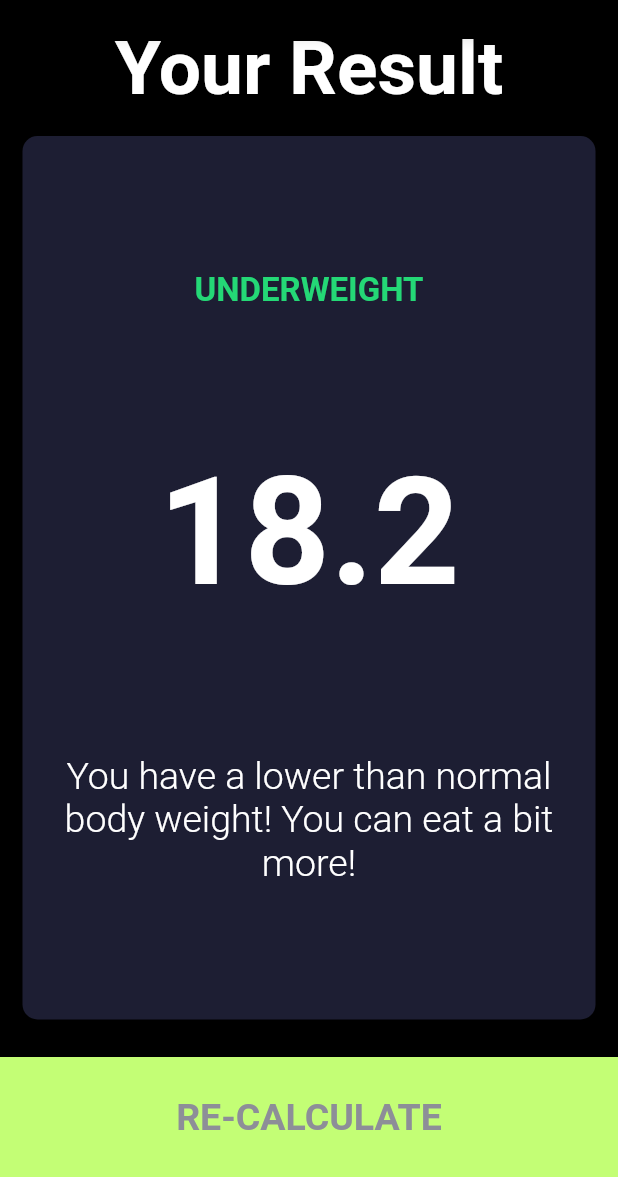
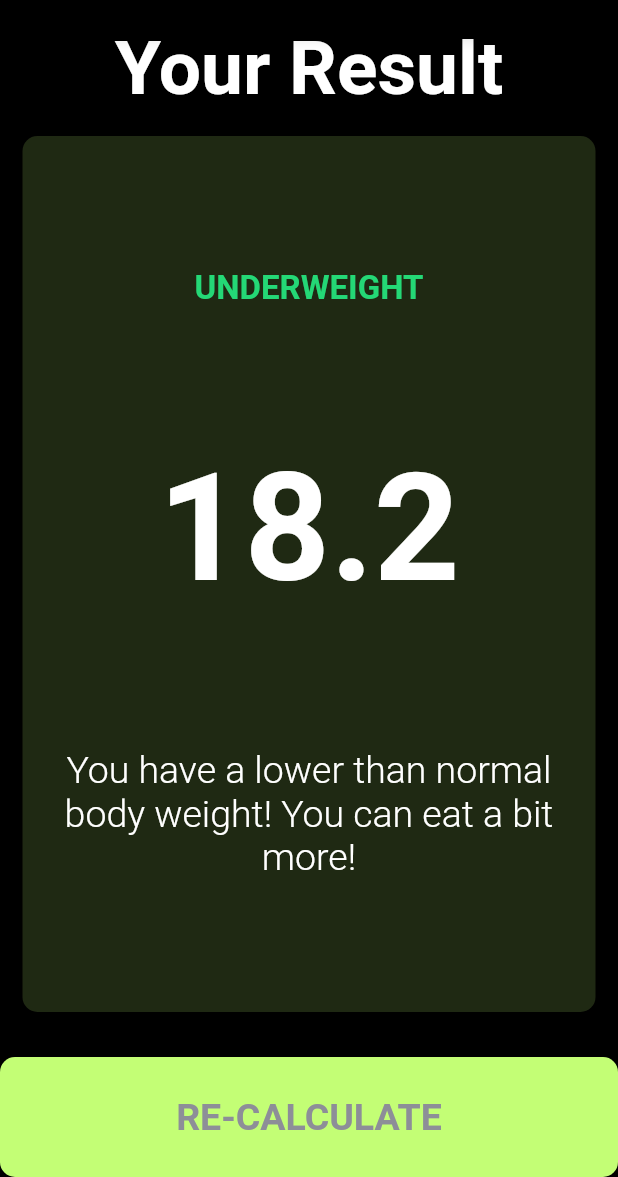
Before and after one commit to jvalsesia/bmi_calculator, a Flutter app: the screen it shows after launch, after a tap on "CALCULATE", on a phone screen of 412 x 824 dp, the part 59-1236 px from its top. Run offline on Flutter 3.47's test engine with Material 2 defaults, Android fonts, the phone set to English and light mode, and no system bars; our stand-ins replace font_awesome_flutter.

Commit message:
Fixing layout in iPhone7 and new colors.

```diff
--- a/lib/constants.dart
+++ b/lib/constants.dart
@@ -7,7 +7,7 @@ const kBottomContainerHeight = 80.0;
 // 0xFFC3FE75
 // 0xFF8D8D90
 const Color kAppBackgroundColor = Color(0xFF000000);
-const Color kActiveCardColor = Color(0xFF1D1E33);
+const Color kActiveCardColor = Color(0x29C3FE75);
 const Color kInactiveCardColor = Color(0xFF111328);
 const Color kBottomContainerColor = Color(0xFFC3FE75);
 const Color kOverlayColor = Color(0x29C3FE75);
--- a/lib/input_page.dart
+++ b/lib/input_page.dart
@@ -109,7 +109,7 @@ class _InputPageState extends State<InputPage> {
                             thumbColor: kBottomContainerColor,
                             overlayColor: kOverlayColor,
                             overlayShape: const RoundSliderOverlayShape(
-                              overlayRadius: 30.0,
+                              overlayRadius: 25.0,
                             ),
                             thumbShape: const RoundSliderThumbShape(
                                 enabledThumbRadius: 15.0),
@@ -230,13 +230,16 @@ class _InputPageState extends State<InputPage> {
             onTap: () {
               CalculatorBrain bmiCalculator =
                   CalculatorBrain(height: height, weight: weight);
+              String bmi = bmiCalculator.calculateBMI();
+              String bmiResult = bmiCalculator.getResult();
+              String bmiInteraction = bmiCalculator.getInterpretation();
               Navigator.push(
                 context,
                 MaterialPageRoute(
                   builder: (context) => ResultPage(
-                    bmiResult: bmiCalculator.getResult(),
-                    bmi: bmiCalculator.calculateBMI(),
-                    bmiInterpretation: bmiCalculator.getInterpretation(),
+                    bmiResult: bmiResult,
+                    bmi: bmi,
+                    bmiInterpretation: bmiInteraction,
                   ),
                 ),
               );
@@ -244,8 +247,12 @@ class _InputPageState extends State<InputPage> {
             child: Column(
               children: [
                 Container(
-                  color: kBottomContainerColor,
+                  //color: kBottomContainerColor,
                   margin: const EdgeInsets.only(top: 10.0),
+                  decoration: BoxDecoration(
+                    color: kBottomContainerColor,
+                    borderRadius: BorderRadius.circular(10.0),
+                  ),
                   width: double.infinity,
                   height: kBottomContainerHeight,
                   child: const Center(
--- a/lib/result_page.dart
+++ b/lib/result_page.dart
@@ -66,8 +66,12 @@ class ResultPage extends StatelessWidget {
             child: Column(
               children: [
                 Container(
-                  color: kBottomContainerColor,
-                  margin: const EdgeInsets.only(top: 10.0),
+                  //color: kBottomContainerColor,
+                  margin: const EdgeInsets.only(top: 15.0),
+                  decoration: BoxDecoration(
+                    color: kBottomContainerColor,
+                    borderRadius: BorderRadius.circular(10.0),
+                  ),
                   width: double.infinity,
                   height: kBottomContainerHeight,
                   child: const Center(
--- a/lib/round_icon_button.dart
+++ b/lib/round_icon_button.dart
@@ -19,7 +19,7 @@ class RoundIconButton extends StatelessWidget {
       ),
       onPressed: () => onPressed(),
       shape: const CircleBorder(),
-      fillColor: kLabelColor,
+      fillColor: kBottomContainerColor,
       child: Icon(icon),
     );
   }
```
Also changed, not shown: 2 other files.
